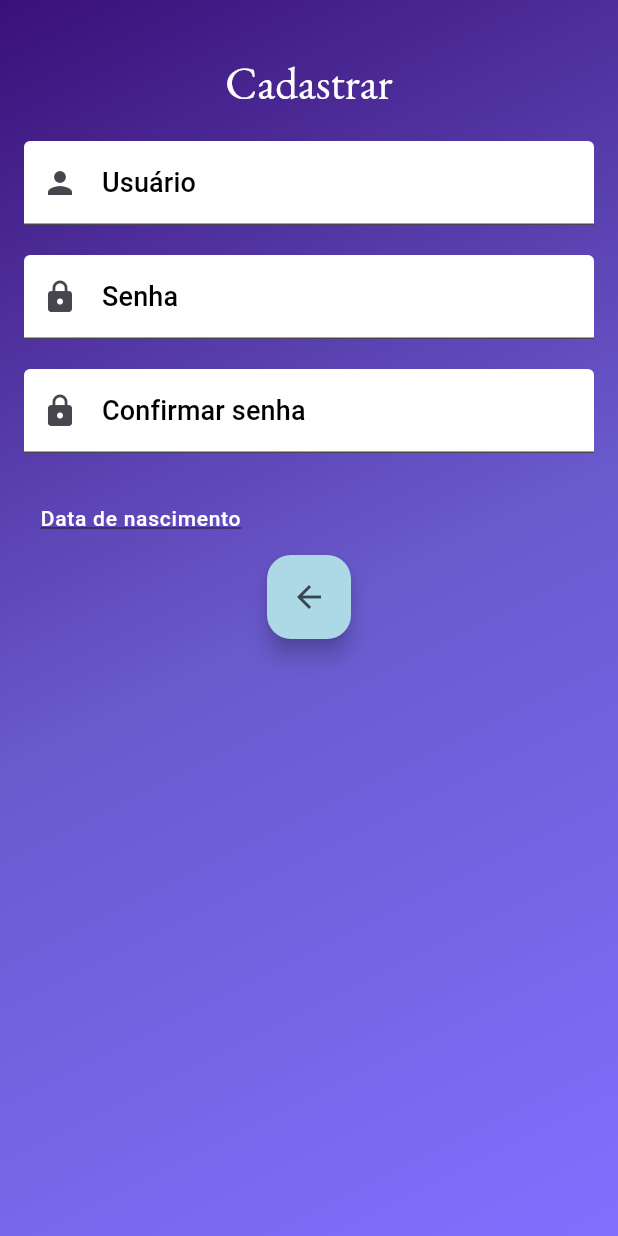
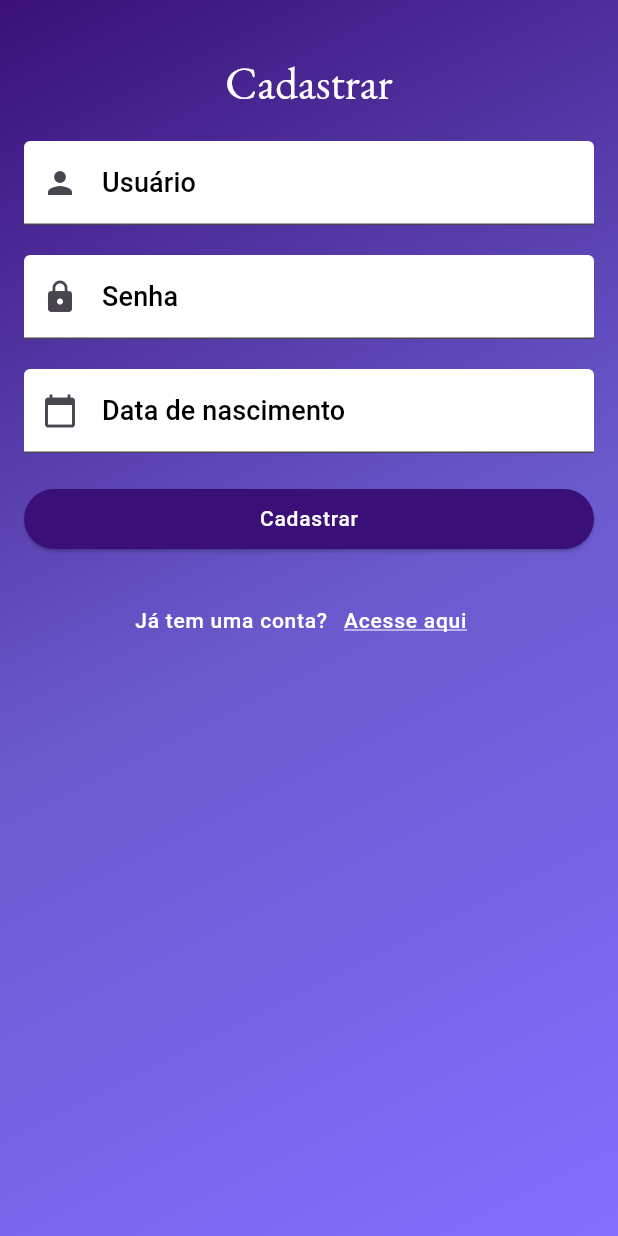
Before and after one commit to JVictor25/Dispositivos-Moveis-Projeto-, a Flutter app: the Loginscreen screen opened by its route, after a tap on "Increver-se", on a phone screen of 412 x 824 dp. Run offline on Flutter 3.47's test engine with Material 3 defaults, Android fonts, the phone set to English and light mode, and no system bars.

Commit message:
Cadastro funcionando

```diff
--- a/breakpoint_app/lib/routes/app_routes.dart
+++ b/breakpoint_app/lib/routes/app_routes.dart
@@ -1,6 +1,5 @@
 import 'package:breakpoint_app/screens/home_screen.dart';
 import 'package:breakpoint_app/screens/login_screen.dart';
-import 'package:breakpoint_app/widgets/register_user.dart';
 import 'package:flutter/material.dart';
 import 'package:breakpoint_app/screens/wellcome_screen.dart';
 
--- a/breakpoint_app/lib/screens/login_screen.dart
+++ b/breakpoint_app/lib/screens/login_screen.dart
@@ -15,12 +15,19 @@ class _LoginscreenState extends State<Loginscreen> {
     User(username: "Admin", password: "teste123", birth: DateTime(23, 12, 2001))
   ];
 
+  void _showRegisterUser() {
+    Navigator.of(context).push(
+      MaterialPageRoute(builder: (context) => Registeruser(onSubmit: _addUser)),
+    );
+  }
+
   void _addUser(String username, String password, DateTime nascimento) {
     User _newUser = User(
       username: username,
       password: password,
       birth: nascimento,
     );
+    print("adicionado");
     _userList.add(_newUser);
   }
 
@@ -160,11 +167,7 @@ class _LoginscreenState extends State<Loginscreen> {
                       ),
                       TextButton(
                           onPressed: () {
-                            Navigator.of(context).push(
-                              MaterialPageRoute(
-                                  builder: (context) =>
-                                      Registeruser(onSubmit: _addUser)),
-                            );
+                            _showRegisterUser();
                           },
                           child: Text(
                             "Increver-se",
@@ -172,9 +175,8 @@ class _LoginscreenState extends State<Loginscreen> {
                                 .textTheme
                                 .labelMedium!
                                 .copyWith(
-                                  decoration: TextDecoration.underline,
-                                  decorationColor: Colors.white
-                                ),
+                                    decoration: TextDecoration.underline,
+                                    decorationColor: Colors.white),
                           )),
                     ],
                   ),
--- a/breakpoint_app/lib/widgets/register_user.dart
+++ b/breakpoint_app/lib/widgets/register_user.dart
@@ -1,4 +1,5 @@
 import 'package:flutter/material.dart';
+import 'package:intl/intl.dart';
 
 class Registeruser extends StatefulWidget {
   final void Function(String, String, DateTime) onSubmit;
@@ -10,22 +11,51 @@ class Registeruser extends StatefulWidget {
 }
 
 class _RegisteruserState extends State<Registeruser> {
-  late DateTime _birth;
+  TextEditingController _birthController = TextEditingController();
+  TextEditingController _usernameController = TextEditingController();
+  TextEditingController _passwordController = TextEditingController();
+  late DateTime _birth = DateTime.now();
 
-  void submitUser() {}
+  void _submitUser() {
+    String _birthUser = _birthController.text;
+    String _username = _usernameController.text;
+    ;
+    String _password = _passwordController.text;
+
+    if (_birthUser.isEmpty || _username.isEmpty || _password.isEmpty) {
+      showDialog(
+          context: context,
+          builder: (BuilderContext) {
+            return AlertDialog(
+              title: Text("Erro!!", style: Theme.of(context).textTheme.labelLarge, textAlign: TextAlign.center,),
+              content: Text("Nome de Usuário ou Senha não foram informados!", style: Theme.of(context).textTheme.displaySmall,textAlign: TextAlign.center),
+              actions: [
+                TextButton(onPressed: () {
+                  Navigator.of(context).pop();
+                }, child: Text("Tentar novamente", style: Theme.of(context).textTheme.displaySmall,))
+              ],
+            );
+          });
+      return;
+    }
+
+    widget.onSubmit(_username, _password, _birth);
+    Navigator.of(context).pop();
+  }
 
   void _showDatePicker() {
     showDatePicker(
             context: context,
-            initialDate: DateTime(2008),
-            firstDate: DateTime(1950),
-            lastDate: DateTime(2008))
+            initialDate: DateTime.now(),
+            firstDate: DateTime(1950, 1, 1),
+            lastDate: DateTime.now())
         .then((pickedDate) {
       if (pickedDate == null) {
         return;
       }
       setState(() {
         _birth = pickedDate;
+        _birthController.text = DateFormat('dd/MM/y').format(pickedDate);
       });
     });
   }
@@ -67,13 +97,12 @@ class _RegisteruserState extends State<Registeruser> {
                   ),
                   SizedBox(
                     child: TextField(
+                      controller: _usernameController,
                       decoration: InputDecoration(
                         fillColor: Colors.white,
                         filled: true,
-                        label: Text(
-                          "Usuário",
-                          style: Theme.of(context).textTheme.labelLarge
-                        ),
+                        label: Text("Usuário",
+                            style: Theme.of(context).textTheme.labelLarge),
                         prefixIcon: Icon(Icons.person),
                       ),
                     ),
@@ -81,6 +110,7 @@ class _RegisteruserState extends State<Registeruser> {
                   const SizedBox(height: 20),
                   SizedBox(
                     child: TextField(
+                      controller: _passwordController,
                       obscureText: true,
                       decoration: InputDecoration(
                         fillColor: Colors.white,
@@ -96,45 +126,64 @@ class _RegisteruserState extends State<Registeruser> {
                   const SizedBox(height: 20),
                   SizedBox(
                     child: TextField(
-                      obscureText: true,
+                        controller: _birthController,
                         decoration: InputDecoration(
                           fillColor: Colors.white,
                           filled: true,
                           label: Text(
-                            "Confirmar senha",
+                            "Data de nascimento",
                             style: Theme.of(context).textTheme.labelLarge,
                           ),
-                          prefixIcon: Icon(Icons.lock),
+                          hintText: "dd/MM/yyyy",
+                          hintStyle: TextStyle(
+                              fontSize: 16,
+                              fontFamily: 'Poppins',
+                              color: Colors.grey),
+                          prefixIcon: Icon(Icons.calendar_today),
+                        ),
+                        keyboardType: TextInputType.datetime,
+                        readOnly: true,
+                        onTap: _showDatePicker),
+                  ),
+                  const SizedBox(height: 20),
+                  ElevatedButton(
+                    onPressed: () {
+                      _submitUser();
+                    },
+                    style: ElevatedButton.styleFrom(
+                        minimumSize: const Size(double.infinity, 40),
+                        backgroundColor: Color(0xFF3A1078)),
+                    child: Text(
+                      "Cadastrar",
+                      style: Theme.of(context).textTheme.labelMedium,
                     ),
                   ),
+                  SizedBox(
+                    height: 20,
                   ),
-                  const SizedBox(height: 20),
                   Row(
+                    mainAxisAlignment: MainAxisAlignment.center,
                     children: [
+                      Text(
+                        "Já tem uma conta?",
+                        style: Theme.of(context).textTheme.labelMedium,
+                      ),
                       TextButton(
                           onPressed: () {
-                            _showDatePicker();
+                            Navigator.of(context).pop();
                           },
                           child: Text(
-                            "Data de nascimento",
+                            "Acesse aqui",
                             style: Theme.of(context)
                                 .textTheme
                                 .labelMedium!
                                 .copyWith(
                                   decoration: TextDecoration.underline,
+                                  decorationColor: Colors.white
                                 ),
                           )),
                     ],
                   ),
-                  FloatingActionButton(
-                      onPressed: () {
-                        Navigator.of(context).pop();
-                      },
-                      backgroundColor: const Color(0xFFADD8E6),
-                      child: const Icon(
-                        Icons.arrow_back,
-                        color: Color(0xFF37474F),
-                      )),
                 ],
               ),
             ),
--- a/breakpoint_app/lib/widgets/todoForm.dart
+++ b/breakpoint_app/lib/widgets/todoForm.dart
@@ -55,6 +55,7 @@ class _TodoFormState extends State<TodoForm> {
   @override
   Widget build(BuildContext context) {
     return Container(
+      child: SingleChildScrollView(
         child: Column(
           children: [
             // Campo para o título da tarefa
@@ -113,6 +114,7 @@ class _TodoFormState extends State<TodoForm> {
             ),
           ],
         ),
+      ),
     );
   }
 }
--- a/breakpoint_app/pubspec.yaml
+++ b/breakpoint_app/pubspec.yaml
@@ -56,6 +56,9 @@ flutter:
     - family: Garamond
       fonts:
         - asset: assets/fonts/Garamond.ttf
+    - family: Poppins
+      fonts:
+        - asset: assets/fonts/Poppins-Black.ttf
   # The following line ensures that the Material Icons font is
   # included with your application, so that you can use the icons in
   # the material Icons class.
```
Also changed, not shown: breakpoint_app/lib/main.dart (+6 -1 lines), breakpoint_app/assets/fonts/Poppins-Black.ttf (added). Lines whose indentation alone changed are shown as unchanged.
